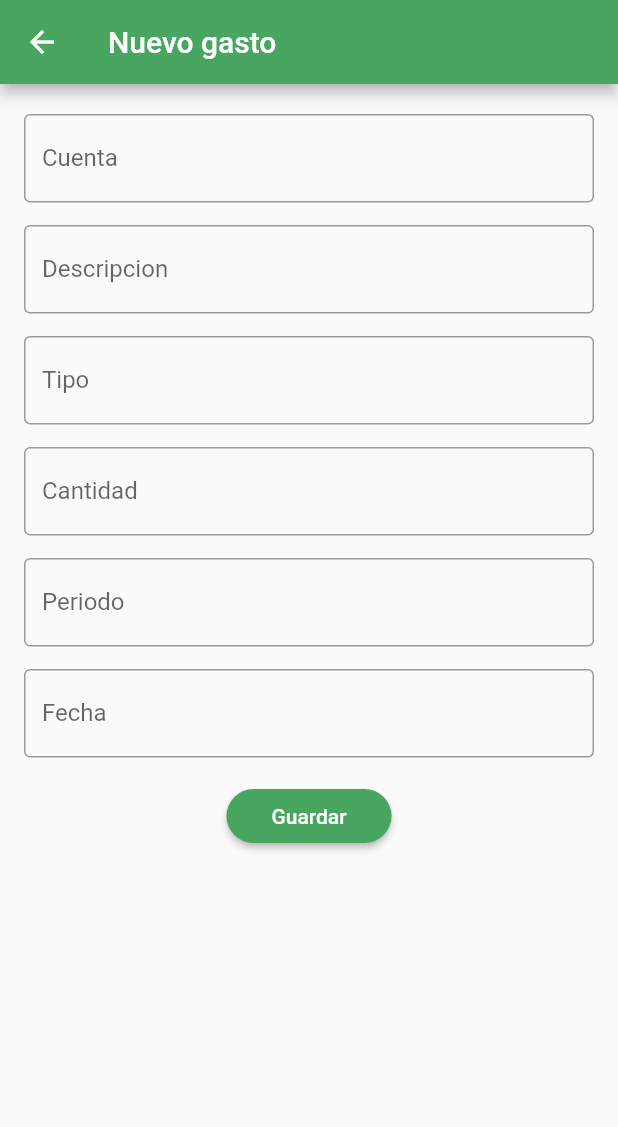
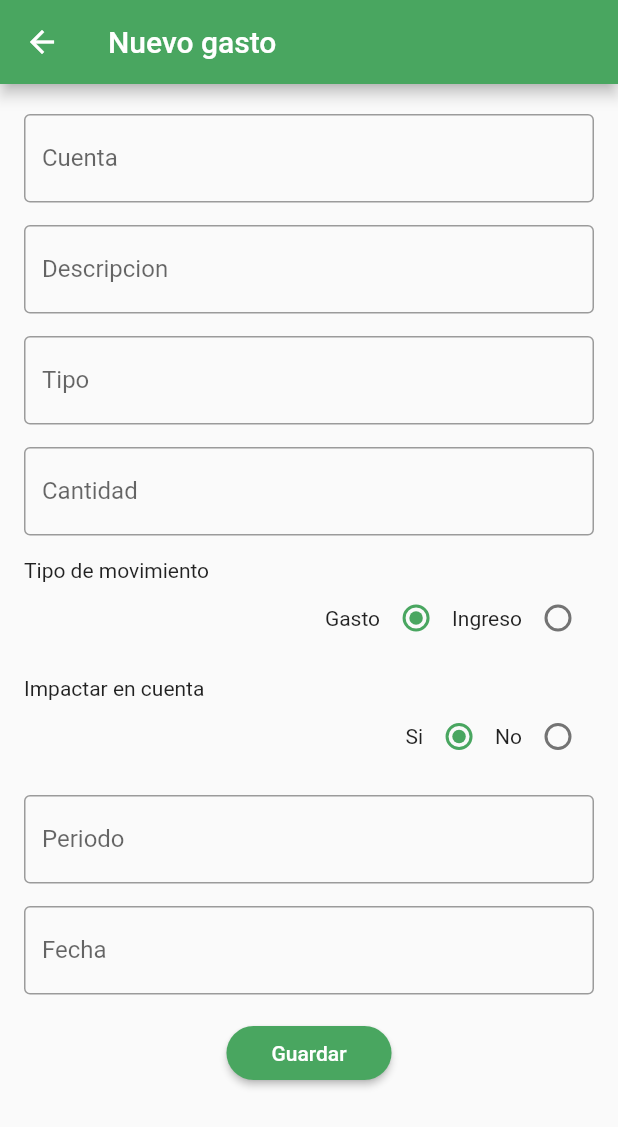
Before and after one commit to checomperez31/expense_manager_app, a Flutter app: the screen it shows after launch, after a tap on the "add" icon, on a phone screen of 412 x 824 dp. Shown: the top 1127 px of the screen. Run offline on Flutter 3.47's test engine with Material 2 defaults, Android fonts, the phone set to English and light mode, and no system bars; network calls fail.

Commit message:
Changes in list tiles of expense, account and period, adds fields to expense

```diff
--- a/lib/constants.dart
+++ b/lib/constants.dart
@@ -1,5 +1,5 @@
 class Constants {
-  static const String address = 'http://192.168.100.9:8084';
+  static const String address = 'http://192.168.100.9:8085';
   static const String accountType = '/api/account-type';
   static const String expenseType = '/api/expense-type';
   static const String account = '/api/account';
--- a/lib/main.dart
+++ b/lib/main.dart
@@ -1,7 +1,7 @@
 import 'package:expensemanager/app-routes.dart';
-import 'package:expensemanager/screens/account-list-provider.dart';
-import 'package:expensemanager/screens/expenses-list-provider.dart';
-import 'package:expensemanager/screens/period-list-provider.dart';
+import 'package:expensemanager/screens/account/account-list-provider.dart';
+import 'package:expensemanager/screens/expense/expenses-list-provider.dart';
+import 'package:expensemanager/screens/period/period-list-provider.dart';
 import 'package:flutter/material.dart';
 import 'package:provider/provider.dart';
 
--- a/lib/models/expense/expense.dart
+++ b/lib/models/expense/expense.dart
@@ -12,7 +12,9 @@ class Expense {
   String? description;
   ExpenseType? type;
   Expense? parent;
-  int? amount;
+  double? amount;
+  String movementType;
+  bool impact;
   Period? period;
   DateTime? expenseDate;
 
@@ -24,7 +26,9 @@ class Expense {
     this.parent,
     this.amount,
     this.period,
-    this.expenseDate
+    this.expenseDate,
+    this.movementType = 'G',
+    this.impact = true,
   });
 
   Map<String, dynamic> toMap() => {
@@ -36,6 +40,8 @@ class Expense {
     'amount': amount,
     'period': period?.toMap(),
     'expenseDate': FormatUtils.dateToServerFormat(expenseDate),
+    'movementType': movementType,
+    'impact': impact,
   };
 
   String toJson() => json.encode( toMap() );
@@ -51,9 +57,11 @@ class Expense {
     description: json['description'],
     type: json['type'] != null? ExpenseType.fromMap(json['type']): null,
     parent: json['parent'] != null? Expense.fromMap(json['parent']): null,
-    amount: json['amount'],
+    amount: json['amount'] != null? double.tryParse(json['amount']!.toString()): null,
     period: json['period'] != null? Period.fromMap(json['period']): null,
     expenseDate: json['expenseDate'] != null? FormatUtils.dateFromServer(json['expenseDate']): null,
+    movementType: json['movementType'] ?? 'G',
+    impact: json['impact'] ?? true,
   );
 
   factory Expense.fromJson(String str) => Expense.fromMap( json.decode(str) );
--- a/lib/screens/account-form-screen.dart
+++ b/lib/screens/account/account-form-screen.dart
@@ -1,5 +1,5 @@
 import 'package:expensemanager/models/account-type-model/account-type-model.dart';
-import 'package:expensemanager/screens/account-form-provider.dart';
+import 'package:expensemanager/screens/account/account-form-provider.dart';
 import 'package:expensemanager/utils/utils.dart';
 import 'package:expensemanager/widgets/widgets.dart';
 import 'package:flutter/material.dart';
--- a/lib/screens/accounts-screen.dart
+++ b/lib/screens/account/accounts-screen.dart
@@ -1,4 +1,5 @@
-import 'package:expensemanager/screens/account-list-provider.dart';
+import 'package:expensemanager/screens/account/account-list-provider.dart';
+import 'package:expensemanager/screens/account/account_tile.dart';
 import 'package:flutter/material.dart';
 import 'package:provider/provider.dart';
 
@@ -10,10 +11,7 @@ class AccountsScreen extends StatelessWidget {
     builder: (_, provider, __) => RefreshIndicator(
       onRefresh: provider.refreshData,
       child: ListView(
-        children: provider.elements.map((e) => ListTile(
-          title: Text(e.name ?? 'Sin nombre'),
-          subtitle: Text(e.amount?.toString() ?? 'Cantidad no especificada'),
-        )).toList(),
+        children: provider.elements.map((e) => AccountTile(entity: e)).toList(),
       ),
     ),
   );
--- a/lib/screens/expense-form-screen.dart
+++ b/lib/screens/expense/expense-form-screen.dart
@@ -4,7 +4,7 @@ import 'package:expensemanager/models/expense-type/expense-type-service.dart';
 import 'package:expensemanager/models/expense-type/expense-type.dart';
 import 'package:expensemanager/models/period/period-service.dart';
 import 'package:expensemanager/models/period/period.dart';
-import 'package:expensemanager/screens/expense-form-provider.dart';
+import 'package:expensemanager/screens/expense/expense-form-provider.dart';
 import 'package:expensemanager/utils/input-decoration.dart';
 import 'package:expensemanager/widgets/widgets.dart';
 import 'package:flutter/material.dart';
@@ -31,6 +31,7 @@ class ExpenseFormScreen extends StatelessWidget {
                     child: Padding(
                       padding: const EdgeInsets.symmetric(horizontal: 16, vertical: 20),
                       child: Column(
+                        crossAxisAlignment: CrossAxisAlignment.start,
                         children: [
                           SelectorInput<Account>(
                             fetchData: AccountService().getList,
@@ -56,6 +57,53 @@ class ExpenseFormScreen extends StatelessWidget {
                             initialValue: provider.amount,
                             decoration: InputDecorationUtils.getDefault(label: 'Cantidad'),
                             onChanged: (value) => provider.amount = value,
+                            keyboardType: TextInputType.number,
+                          ),
+                          const SizedBox(height: 15),
+                          const Text('Tipo de movimiento'),
+                          Row(
+                            mainAxisAlignment: MainAxisAlignment.end,
+                            children: [
+                              Row(
+                                children: [
+                                  const Text('Gasto'),
+                                  Radio<String>(value: 'G', groupValue: provider.movementType, onChanged: (value) {
+                                    provider.movementType = value ?? 'G';
+                                  }),
+                                ],
+                              ),
+                              Row(
+                                children: [
+                                  const Text('Ingreso'),
+                                  Radio<String>(value: 'I', groupValue: provider.movementType, onChanged: (value) {
+                                    provider.movementType = value ?? 'I';
+                                  }),
+                                ],
+                              )
+                            ],
+                          ),
+                          const SizedBox(height: 15),
+                          const Text('Impactar en cuenta'),
+                          Row(
+                            mainAxisAlignment: MainAxisAlignment.end,
+                            children: [
+                              Row(
+                                children: [
+                                  const Text('Si'),
+                                  Radio<bool>(value: true, groupValue: provider.impact, onChanged: (value) {
+                                    provider.impact = value ?? true;
+                                  }),
+                                ],
+                              ),
+                              Row(
+                                children: [
+                                  const Text('No'),
+                                  Radio<bool>(value: false, groupValue: provider.impact, onChanged: (value) {
+                                    provider.impact = value ?? false;
+                                  }),
+                                ],
+                              )
+                            ],
                           ),
                           const SizedBox(height: 15),
                           SelectorInput<Period>(
--- a/lib/screens/expenses-screen.dart
+++ b/lib/screens/expense/expenses-screen.dart
@@ -1,4 +1,5 @@
-import 'package:expensemanager/screens/expenses-list-provider.dart';
+import 'package:expensemanager/screens/expense/expense_tile.dart';
+import 'package:expensemanager/screens/expense/expenses-list-provider.dart';
 import 'package:flutter/material.dart';
 import 'package:provider/provider.dart';
 
@@ -9,10 +10,10 @@ class ExpensesScreen extends StatelessWidget {
   Widget build(BuildContext context) => Consumer<ExpenseListProvider>(
     builder: (_, provider, __) => RefreshIndicator(
       onRefresh: provider.refreshData,
-      child: ListView(
-        children: provider.elements.map((e) => ListTile(
-          title: Text(e.description ?? 'Sin nombre'),
-        )).toList(),
+      child: ListView.separated(
+        itemBuilder: (_, index) => ExpenseTile(entity: provider.elements[index]),
+        itemCount: provider.elements.length,
+        separatorBuilder: (_, index) => const Divider(height: 1),
       ),
     ),
   );
--- a/lib/screens/period-form-screen.dart
+++ b/lib/screens/period/period-form-screen.dart
@@ -1,6 +1,6 @@
 import 'package:expensemanager/models/account/account-service.dart';
 import 'package:expensemanager/models/account/account.dart';
-import 'package:expensemanager/screens/period-form-provider.dart';
+import 'package:expensemanager/screens/period/period-form-provider.dart';
 import 'package:expensemanager/utils/input-decoration.dart';
 import 'package:expensemanager/widgets/selector-input.dart';
 import 'package:expensemanager/widgets/widgets.dart';
--- a/lib/screens/periods-screens.dart
+++ b/lib/screens/period/periods-screens.dart
@@ -1,4 +1,5 @@
-import 'package:expensemanager/screens/period-list-provider.dart';
+import 'package:expensemanager/screens/period/period-list-provider.dart';
+import 'package:expensemanager/screens/period/period_tile.dart';
 import 'package:flutter/material.dart';
 import 'package:provider/provider.dart';
 
@@ -10,9 +11,7 @@ class PeriodsScreen extends StatelessWidget {
     builder: (_, provider, __) => RefreshIndicator(
       onRefresh: provider.refreshData,
       child: ListView(
-        children: provider.elements.map((e) => ListTile(
-          title: Text(e.description ?? 'Sin nombre'),
-        )).toList(),
+        children: provider.elements.map((e) => PeriodTile(entity: e)).toList(),
       ),
     ),
   );
```
Also changed, not shown: lib/screens/account/account_tile.dart (added, +15 -0 lines), lib/screens/expense/expense-form-provider.dart (renamed from lib/screens/expense-form-provider.dart, +15 -1 lines), lib/screens/expense/expense_tile.dart (added, +34 -0 lines), lib/screens/period/period_tile.dart (added, +20 -0 lines), lib/screens/screens.dart (+6 -6 lines), lib/screens/account/account-form-provider.dart (renamed from lib/screens/account-form-provider.dart), lib/screens/account/account-list-provider.dart (renamed from lib/screens/account-list-provider.dart), lib/screens/expense/expenses-list-provider.dart (renamed from lib/screens/expenses-list-provider.dart), lib/screens/period/period-form-provider.dart (renamed from lib/screens/period-form-provider.dart), lib/screens/period/period-list-provider.dart (renamed from lib/screens/period-list-provider.dart).
